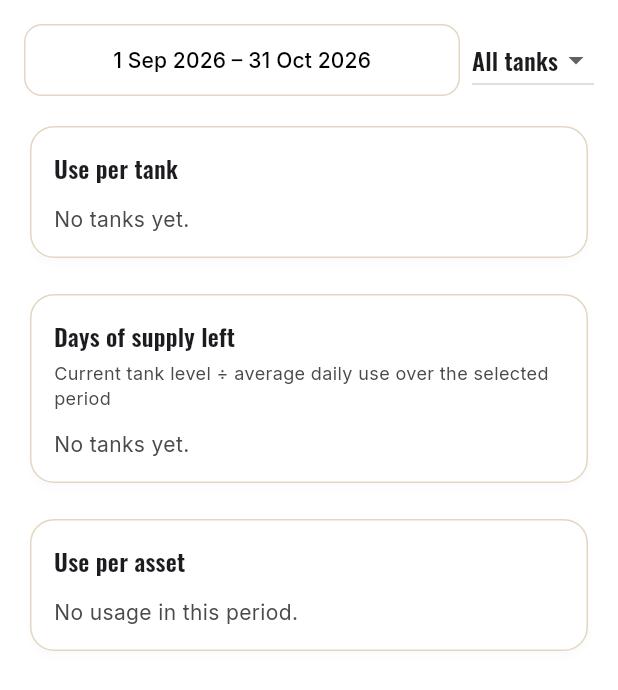
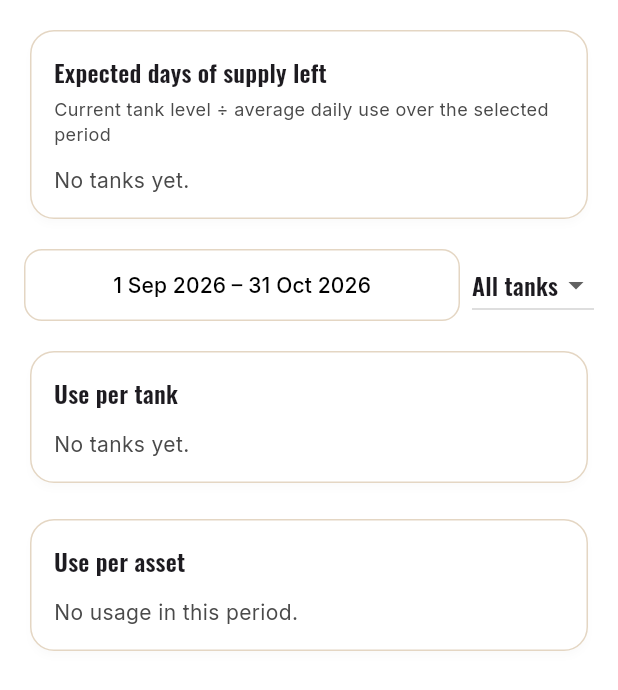
Before and after one commit to DFourie87/Nanini, a Flutter app: the DieselReportsScreen widget shown alone on an empty page, opened directly with empty values, on a phone screen of 412 x 824 dp. Shown: the top 690 px of the screen. Run offline on Flutter 3.47's test engine with Material 3 defaults, Android fonts, the phone set to English and light mode, and no system bars; our stand-ins replace csv, file_picker, fl_chart, flutter_map, google_fonts, latlong2 and 5 more; missing offline and left inert: excel; accounts and stored records are empty; network calls fail.

Commit message:
Move days-of-supply card below the price forecast, rename it
Co-Authored-By: Claude Sonnet 5 <noreply@anthropic.com>
Claude-Session: https://claude.ai/code/session_0154FLxM7bQ7qjn16GE6RHFv

```diff
--- a/nanini_app/lib/features/diesel/diesel_reports_screen.dart
+++ b/nanini_app/lib/features/diesel/diesel_reports_screen.dart
@@ -123,6 +123,8 @@ class _DieselReportsScreenState extends State<DieselReportsScreen> {
                       _forecastCard(context, forecast!),
                       const SizedBox(height: 16),
                     ],
+                    _tankSupplyCard(context, tanks, daysLeftByTank),
+                    const SizedBox(height: 16),
                     Row(
                       children: [
                         Expanded(
@@ -153,8 +155,6 @@ class _DieselReportsScreenState extends State<DieselReportsScreen> {
                     ),
                     const SizedBox(height: 16),
                     _tankUsageCard(context, tanks, usedByTank),
-                    const SizedBox(height: 16),
-                    _tankSupplyCard(context, tanks, daysLeftByTank),
                     const SizedBox(height: 16),
                     _assetUsageCard(context, assetRows),
                     if (isAdmin) ...[
@@ -253,7 +253,7 @@ class _DieselReportsScreenState extends State<DieselReportsScreen> {
         child: Column(
           crossAxisAlignment: CrossAxisAlignment.start,
           children: [
-            Text('Days of supply left', style: Theme.of(context).textTheme.titleMedium),
+            Text('Expected days of supply left', style: Theme.of(context).textTheme.titleMedium),
             const SizedBox(height: 4),
             const Text(
               'Current tank level ÷ average daily use over the selected period',
```
